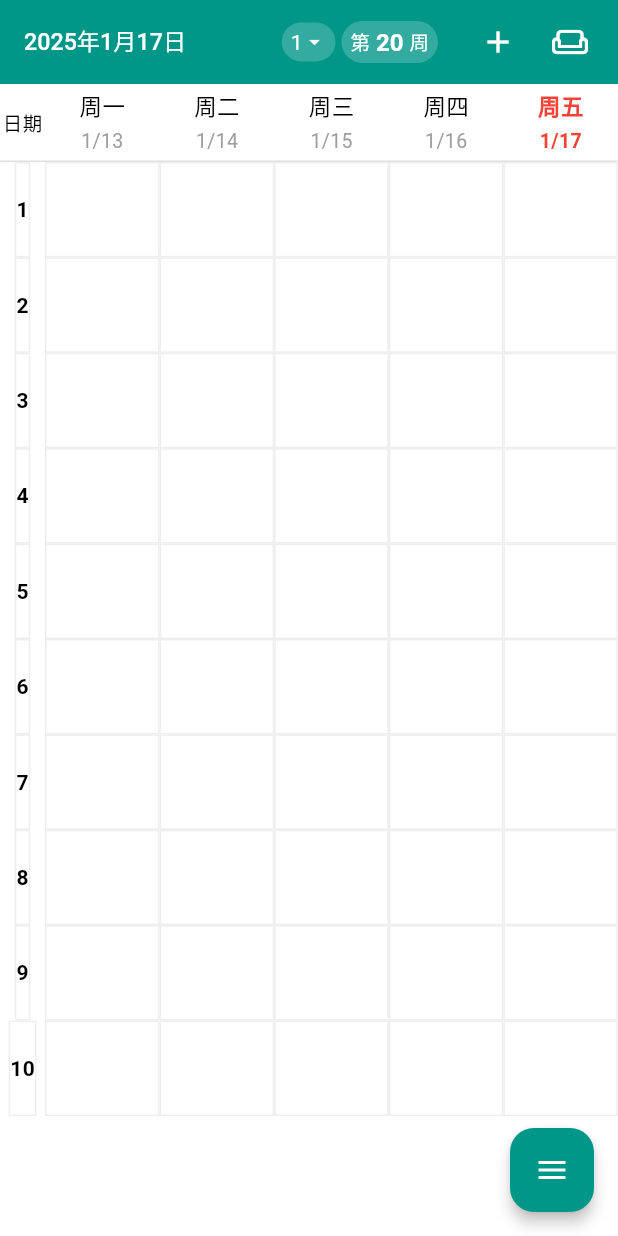
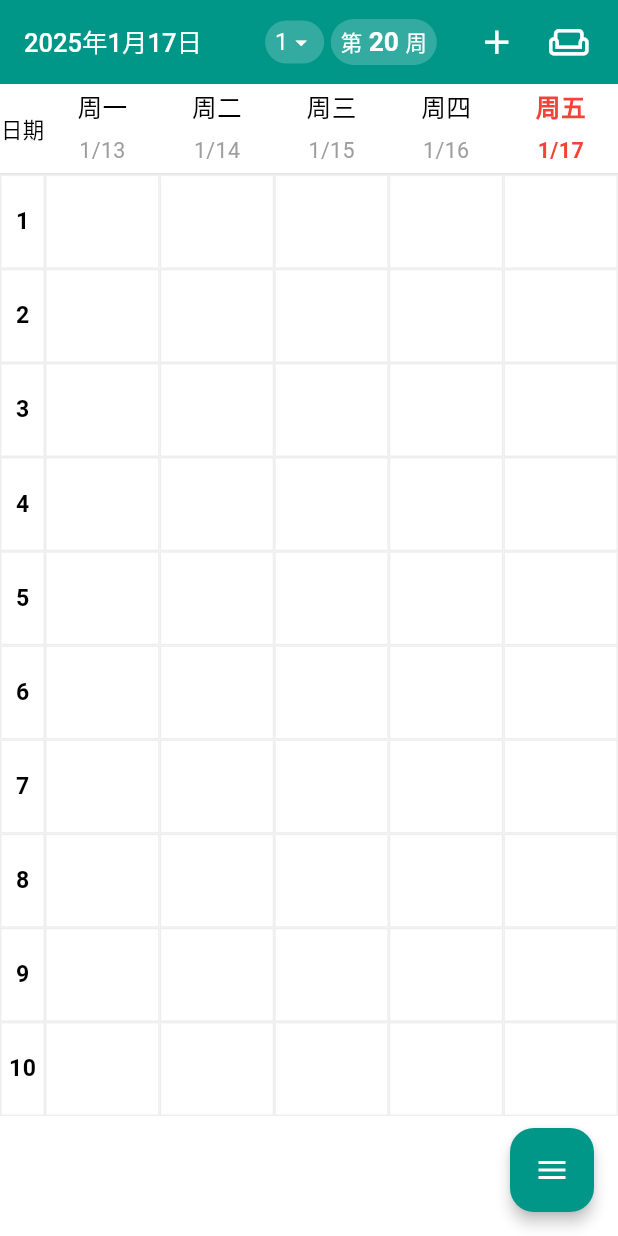
Before and after one commit to Aniu456/MySchedule, a Flutter app: the screen it shows after launch, on a phone screen of 412 x 824 dp. Run offline on Flutter 3.47's test engine with Material 3 defaults, Android fonts, the phone set to English and light mode, and no system bars; our stand-ins replace flutter_colorpicker, shared_preferences; missing offline and left inert: lunar.

Commit message:
添加自适应效果！

```diff
--- a/lib/widgets/course_table.dart
+++ b/lib/widgets/course_table.dart
@@ -60,8 +60,25 @@
     required this.onCourseDeleted,
   });
 
+  /// 获取自适应字体大小计算函数
+  double Function(double) getAdaptiveFontSizeCalculator(BuildContext context) {
+    final screenWidth = MediaQuery.of(context).size.width;
+    final fontSizeFactor = screenWidth / 375.0; // 统一使用 iPhone SE 的宽度作为基准
+
+    return (double baseSize) {
+      final size = baseSize * fontSizeFactor;
+      return size.clamp(baseSize * 0.8, baseSize * 1.6); // 统一缩放范围
+    };
+  }
+
   /// 构建时间列
   Widget _buildTimeColumn() {
+    return LayoutBuilder(
+      builder: (context, constraints) {
+        final getAdaptiveFontSize = getAdaptiveFontSizeCalculator(context);
+        final screenWidth = MediaQuery.of(context).size.width;
+        final sizeFactor = screenWidth / 375.0;
+
         return SizedBox(
           width: showTimeSlots ? 45.0 : 30.0,
           child: Column(
@@ -73,32 +90,57 @@
                         ? Border.all(color: Colors.grey[200]!)
                         : Border.all(color: Colors.transparent),
                   ),
+                  child: Center(
                     child: Column(
                       mainAxisAlignment: MainAxisAlignment.center,
                       children: [
-                  Text(
+                        Flexible(
+                          flex: 2,
+                          child: Center(
+                            child: Text(
                               '${index + 1}',
-                    style: const TextStyle(
-                      fontSize: 14,
+                              style: TextStyle(
+                                fontSize: getAdaptiveFontSize(14),
                                 fontWeight: FontWeight.bold,
                               ),
                             ),
+                          ),
+                        ),
                         if (showTimeSlots) ...[
+                          Flexible(
+                            flex: 3,
+                            child: FittedBox(
+                              fit: BoxFit.scaleDown,
+                              child: Column(
+                                children: [
                                   Text(
                                     _timeSlots[index][0],
-                      style: const TextStyle(fontSize: 12, color: Colors.grey),
+                                    style: TextStyle(
+                                      fontSize: getAdaptiveFontSize(12),
+                                      color: Colors.grey,
+                                    ),
                                   ),
                                   Text(
                                     _timeSlots[index][1],
-                      style: const TextStyle(fontSize: 12, color: Colors.grey),
+                                    style: TextStyle(
+                                      fontSize: getAdaptiveFontSize(12),
+                                      color: Colors.grey,
+                                    ),
+                                  ),
+                                ],
+                              ),
+                            ),
                           ),
                         ],
                       ],
                     ),
                   ),
+                ),
               );
             }),
           ),
+        );
+      },
     );
   }
 
@@ -107,8 +149,15 @@
     const weekdays = ["一", "二", "三", "四", "五", "六", "日"];
     final visibleDays = showWeekend ? weekdays : weekdays.sublist(0, 5);
 
+    return LayoutBuilder(
+      builder: (context, constraints) {
+        final getAdaptiveFontSize = getAdaptiveFontSizeCalculator(context);
+        final screenWidth = MediaQuery.of(context).size.width;
+        final sizeFactor = screenWidth / 375.0;
+        final headerHeight = 55 * sizeFactor.clamp(1.0, 1.5);
+
         return Container(
-      height: 52,
+          height: headerHeight,
           decoration: BoxDecoration(
             border: Border(bottom: BorderSide(color: Colors.grey[300]!)),
           ),
@@ -117,9 +166,12 @@
               Container(
                 width: showTimeSlots ? 45.0 : 30.0,
                 alignment: Alignment.center,
-            child: const Text(
+                child: Text(
                   '日期',
-              style: TextStyle(fontSize: 13, fontWeight: FontWeight.w500),
+                  style: TextStyle(
+                    fontSize: getAdaptiveFontSize(13),
+                    fontWeight: FontWeight.w500,
+                  ),
                 ),
               ),
               ...List.generate(visibleDays.length, (index) {
@@ -130,21 +182,32 @@
                   child: Column(
                     mainAxisAlignment: MainAxisAlignment.center,
                     children: [
-                  Text(
+                      Expanded(
+                        child: Container(
+                          alignment: Alignment.center,
+                          child: Text(
                             '周${visibleDays[index]}',
                             style: TextStyle(
-                      fontSize: 15,
-                      fontWeight: isToday ? FontWeight.bold : FontWeight.w500,
+                              fontSize: getAdaptiveFontSize(15),
+                              fontWeight:
+                                  isToday ? FontWeight.bold : FontWeight.w500,
                               color: isToday ? Colors.red : Colors.black,
                             ),
                           ),
-                  const SizedBox(height: 4),
-                  Text(
+                        ),
+                      ),
+                      Expanded(
+                        child: Container(
+                          alignment: Alignment.center,
+                          child: Text(
                             '${date.month}/${date.day}',
                             style: TextStyle(
-                      fontSize: 13,
+                              fontSize: getAdaptiveFontSize(13),
                               color: isToday ? Colors.red : Colors.grey,
-                      fontWeight: isToday ? FontWeight.bold : FontWeight.normal,
+                              fontWeight:
+                                  isToday ? FontWeight.bold : FontWeight.normal,
+                            ),
+                          ),
                         ),
                       ),
                     ],
@@ -153,6 +216,8 @@
               }),
             ],
           ),
+        );
+      },
     );
   }
 
@@ -165,9 +230,16 @@
       return Container();
     }
 
+    final getAdaptiveFontSize = getAdaptiveFontSizeCalculator(context);
+    final screenWidth = MediaQuery.of(context).size.width;
+    final sizeFactor = screenWidth / 375.0;
+
     return Container(
       margin: const EdgeInsets.all(1),
-      padding: const EdgeInsets.symmetric(horizontal: 4, vertical: 1),
+      padding: EdgeInsets.symmetric(
+        horizontal: 4 * sizeFactor.clamp(1.0, 1.5),
+        vertical: 1 * sizeFactor.clamp(1.0, 1.5),
+      ),
       decoration: BoxDecoration(
         color: Color.fromRGBO(
           course['color'][0],
@@ -175,7 +247,7 @@
           course['color'][2],
           1,
         ),
-        borderRadius: BorderRadius.circular(2),
+        borderRadius: BorderRadius.circular(2 * sizeFactor.clamp(1.0, 1.5)),
         boxShadow: const [
           BoxShadow(
             color: Colors.white24,
@@ -198,14 +270,15 @@
                 crossAxisAlignment: CrossAxisAlignment.start,
                 children: [
                   Flexible(
+                    flex: 2,
                     child: Text(
                       course['courseName'] ?? '未输入课程名',
-                      style: const TextStyle(
+                      style: TextStyle(
                         color: Colors.white,
-                        fontSize: 15,
+                        fontSize: getAdaptiveFontSize(15),
                         fontWeight: FontWeight.bold,
                       ),
-                      maxLines: showWeekend ? 2 : 3,
+                      maxLines: 2,
                       overflow: TextOverflow.ellipsis,
                     ),
                   ),
@@ -215,7 +288,7 @@
                         '@${course['teacherName']}',
                         style: TextStyle(
                           color: Colors.white70,
-                          fontSize: showWeekend ? 11 : 12,
+                          fontSize: getAdaptiveFontSize(12),
                         ),
                         maxLines: 1,
                         overflow: TextOverflow.ellipsis,
@@ -228,7 +301,7 @@
               _formatWeeks(List<int>.from(course['weeks'] ?? [])),
               style: TextStyle(
                 color: Colors.white,
-                fontSize: showWeekend ? 10 : 11,
+                fontSize: getAdaptiveFontSize(11),
                 fontWeight: FontWeight.bold,
               ),
               maxLines: 1,
@@ -253,14 +326,14 @@
       if (weeks[i] == end + 1) {
         end = weeks[i];
       } else {
-        ranges.add(start == end ? '$start' : '$start-$end周');
+        ranges.add(start == end ? '$start周' : '$start-$end周');
         start = weeks[i];
         end = weeks[i];
       }
     }
-    ranges.add(start == end ? '$start' : '$start-$end周');
+    ranges.add(start == end ? '$start周' : '$start-$end周');
 
-    return ranges.join(', ');
+    return ranges.join('，');
   }
 
   /// 检查是否是今天
--- a/lib/widgets/main_page/app_bar.dart
+++ b/lib/widgets/main_page/app_bar.dart
@@ -23,11 +23,23 @@
     required this.showWeekend,
   });
 
+  /// 获取自适应字体大小
+  double getAdaptiveFontSize(BuildContext context, double baseSize) {
+    final screenWidth = MediaQuery.of(context).size.width;
+    final fontSizeFactor = screenWidth / 375.0;
+    final size = baseSize * fontSizeFactor;
+    return size.clamp(baseSize * 0.8, baseSize * 1.4);
+  }
+
   @override
   Widget build(BuildContext context) {
+    final adaptiveHeight = kToolbarHeight *
+        (MediaQuery.of(context).size.width / 375.0).clamp(1.0, 1.3);
+
     return AppBar(
       elevation: 0,
       backgroundColor: themeColor,
+      toolbarHeight: adaptiveHeight,
       title: Row(
         mainAxisAlignment: MainAxisAlignment.spaceBetween,
         children: <Widget>[
@@ -35,93 +47,110 @@
             flex: 2,
             child: Text(
               formattedDate,
-              style: const TextStyle(
-                fontSize: 15.5,
+              style: TextStyle(
+                fontSize: getAdaptiveFontSize(context, 15.5),
                 color: Colors.white,
                 fontWeight: FontWeight.w500,
               ),
               overflow: TextOverflow.ellipsis,
             ),
           ),
-          _buildWeekDisplay(),
+          _buildWeekDisplay(context),
         ],
       ),
       actions: <Widget>[
         IconButton(
+          iconSize: getAdaptiveFontSize(context, 24),
+          padding: EdgeInsets.all(getAdaptiveFontSize(context, 8)),
           icon: const Icon(Icons.add, color: Colors.white),
           onPressed: onAddCourse,
         ),
         IconButton(
+          iconSize: getAdaptiveFontSize(context, 24),
+          padding: EdgeInsets.all(getAdaptiveFontSize(context, 8)),
           icon: Icon(
             showWeekend ? Icons.weekend : Icons.weekend_outlined,
             color: Colors.white,
           ),
           onPressed: onToggleWeekend,
         ),
-        const SizedBox(width: 8),
+        SizedBox(width: getAdaptiveFontSize(context, 8)),
       ],
     );
   }
 
-  Widget _buildWeekDisplay() {
+  Widget _buildWeekDisplay(BuildContext context) {
+    final containerPadding = EdgeInsets.symmetric(
+      horizontal: getAdaptiveFontSize(context, 6),
+      vertical: getAdaptiveFontSize(context, 4),
+    );
+
     return Row(
       mainAxisSize: MainAxisSize.min,
       children: [
         GestureDetector(
           onTap: onSemesterTap,
           child: Container(
-            padding: const EdgeInsets.symmetric(horizontal: 6, vertical: 4),
+            padding: containerPadding,
             decoration: BoxDecoration(
               color: Colors.white.withOpacity(0.2),
-              borderRadius: BorderRadius.circular(16),
+              borderRadius:
+                  BorderRadius.circular(getAdaptiveFontSize(context, 16)),
             ),
             child: Row(
               mainAxisSize: MainAxisSize.min,
               children: [
                 Text(
                   "$currentSemester",
-                  style: const TextStyle(
-                    fontSize: 14,
+                  style: TextStyle(
+                    fontSize: getAdaptiveFontSize(context, 14),
                     color: Colors.white,
                   ),
                 ),
-                const Icon(
+                Icon(
                   Icons.arrow_drop_down,
                   color: Colors.white,
-                  size: 16,
+                  size: getAdaptiveFontSize(context, 16),
                 ),
               ],
             ),
           ),
         ),
-        const SizedBox(width: 4),
+        SizedBox(width: getAdaptiveFontSize(context, 4)),
         Container(
-          padding: const EdgeInsets.symmetric(horizontal: 6, vertical: 4),
+          padding: containerPadding,
           decoration: BoxDecoration(
             color: Colors.white.withOpacity(0.2),
-            borderRadius: BorderRadius.circular(16),
+            borderRadius:
+                BorderRadius.circular(getAdaptiveFontSize(context, 16)),
           ),
           child: Row(
             mainAxisSize: MainAxisSize.min,
             mainAxisAlignment: MainAxisAlignment.center,
             children: [
-              const Text(
+              Text(
                 "第",
-                style: TextStyle(fontSize: 13, color: Colors.white),
+                style: TextStyle(
+                  fontSize: getAdaptiveFontSize(context, 13),
+                  color: Colors.white,
+                ),
               ),
-              const SizedBox(width: 4),
+              SizedBox(width: getAdaptiveFontSize(context, 4)),
               Text(
                 currentWeek.toString(),
-                style: const TextStyle(
-                  fontSize: 16,
+                style: TextStyle(
+                  fontSize: getAdaptiveFontSize(context, 16),
                   fontWeight: FontWeight.bold,
                   color: Colors.white,
                 ),
               ),
-              const SizedBox(width: 4),
-              const Text(
+              SizedBox(width: getAdaptiveFontSize(context, 4)),
+              Text(
                 "周",
-                style: TextStyle(fontSize: 13, color: Colors.white),
+                style: TextStyle(
+                  fontSize: getAdaptiveFontSize(context, 13),
+                  color: Colors.white,
+                ),
               ),
             ],
           ),
```
Lines whose indentation alone changed are shown as unchanged.
